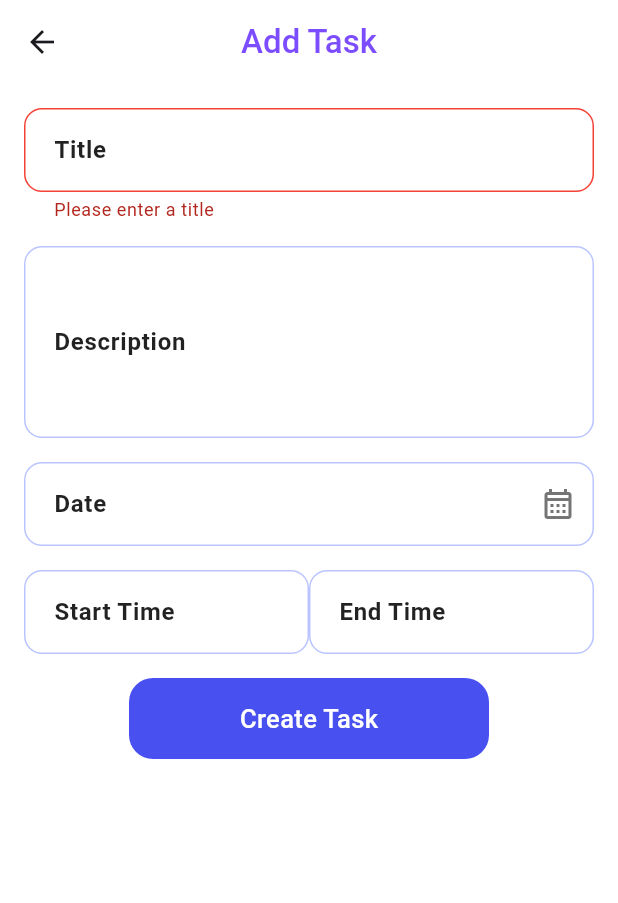
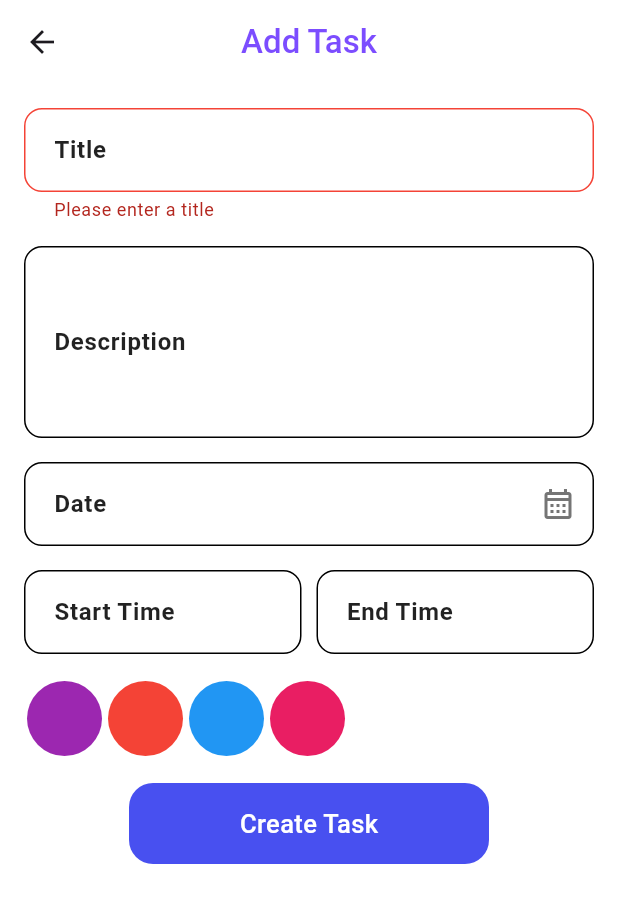
Before and after one commit to Anas3Ezz/taskati, a Flutter app: the AddTaskScreen screen opened directly, after a tap on "Create Task", on a phone screen of 412 x 824 dp. Shown: the top 903 px of the screen. Run offline on Flutter 3.47's test engine with Material 3 defaults, Android fonts, the phone set to English and light mode, and no system bars; our stand-ins replace image_picker, lottie.

```diff
--- a/lib/models/task_models.dart
+++ b/lib/models/task_models.dart
@@ -1,3 +1,5 @@
+import 'dart:ui';
+
 class TaskModel {
   String? title;
   String? discription;
@@ -5,6 +7,7 @@ class TaskModel {
   String? startTime;
   String? endTime;
   String? status;
+  Color color;
   TaskModel({
     required this.title,
     required this.discription,
@@ -12,6 +15,7 @@ class TaskModel {
     required this.startTime,
     required this.endTime,
     required this.status,
+    required this.color,
   });
 }
 
--- a/lib/screens/add_task_screen.dart
+++ b/lib/screens/add_task_screen.dart
@@ -1,5 +1,6 @@
 import 'package:flutter/material.dart';
 import 'package:intl/intl.dart';
+import 'package:taskati/models/task_models.dart';
 import 'package:taskati/theme/texts_styles.dart';
 import 'package:taskati/widgets/custom_textform_field.dart';
 import 'package:taskati/widgets/custome_button.dart';
@@ -29,14 +30,31 @@ class _AddTaskScreenState extends State<AddTaskScreen> {
     super.dispose();
   }
 
+  List<MaterialColor> taskColors = [
+    Colors.purple,
+    Colors.red,
+    Colors.blue,
+    Colors.pink,
+  ];
+  int activeColorIndex = -1;
   void _submitForm() {
-    if (_formKey.currentState!.validate()) {}
+    if (_formKey.currentState?.validate() ?? false) {
+      tasks.add(
+        TaskModel(
+          title: _titleController.text,
+          discription: _descriptionController.text,
+          date: _dateController.text,
+          startTime: _startTimeController.text,
+          endTime: _endTimeController.text,
+          status: 'TODO',
+          color: taskColors[activeColorIndex],
+        ),
+      );
+    }
   }
 
   @override
   Widget build(BuildContext context) {
-    final Color primaryPurple = Colors.indigoAccent.shade100;
-
     return Scaffold(
       backgroundColor: Colors.white,
       appBar: AppBar(
@@ -49,7 +67,6 @@ class _AddTaskScreenState extends State<AddTaskScreen> {
         ),
       ),
       body: SafeArea(
-        child: SingleChildScrollView(
         child: Padding(
           padding: const EdgeInsets.all(16.0),
           child: Form(
@@ -61,7 +78,7 @@ class _AddTaskScreenState extends State<AddTaskScreen> {
                   label: "Title",
                   hint: "Enter title",
                   controller: _titleController,
-                    accentColor: primaryPurple,
+                  // accentColor: primaryPurple,
                   validator: (value) {
                     if (value == null || value.isEmpty) {
                       return 'Please enter a title';
@@ -75,7 +92,7 @@ class _AddTaskScreenState extends State<AddTaskScreen> {
                   hint: "Enter description",
                   controller: _descriptionController,
                   maxLines: 4,
-                    accentColor: primaryPurple,
+                  // accentColor: primaryPurple,
                   keyboardType: TextInputType.multiline,
                 ),
                 const SizedBox(height: 16),
@@ -83,7 +100,7 @@ class _AddTaskScreenState extends State<AddTaskScreen> {
                   label: 'Date',
                   hint: '12/26/2025',
                   controller: _dateController,
-                    accentColor: primaryPurple,
+                  // accentColor: primaryPurple,
                   readOnly: true,
                   onTap: () {
                     showDatePicker(
@@ -108,7 +125,7 @@ class _AddTaskScreenState extends State<AddTaskScreen> {
                         label: "Start Time",
                         hint: "3:20 Am",
                         controller: _startTimeController,
-                          accentColor: primaryPurple,
+                        // accentColor: primaryPurple,
                         keyboardType: TextInputType.datetime,
                         onTap: () {
                           showTimePicker(
@@ -116,18 +133,19 @@ class _AddTaskScreenState extends State<AddTaskScreen> {
                             initialTime: TimeOfDay.now(),
                           ).then((value) {
                             _startTimeController.text =
-                                  value?.format(context).toString() ?? '';
+                                value?.format(context).toString() ??
+                                TimeOfDay.now().format(context);
                           });
                         },
                       ),
                     ),
+                    const SizedBox(width: 10),
                     Expanded(
                       child: TaskInputField(
                         readOnly: true,
                         label: "End Time",
                         hint: "12:00 pm",
                         controller: _endTimeController,
-                          accentColor: primaryPurple,
                         keyboardType: TextInputType.datetime,
                         onTap: () {
                           showTimePicker(
@@ -136,12 +154,36 @@ class _AddTaskScreenState extends State<AddTaskScreen> {
                             barrierDismissible: true,
                           ).then((value) {
                             _endTimeController.text =
-                                  value?.format(context).toString() ?? '';
+                                value?.format(context).toString() ??
+                                TimeOfDay.now().format(context);
                           });
                         },
                       ),
                     ),
                   ],
+                ),
+                const SizedBox(height: 16),
+                Row(
+                  children: List.generate(
+                    taskColors.length,
+                    (index) => InkWell(
+                      onTap: () {
+                        setState(() {
+                          activeColorIndex = index;
+                        });
+                      },
+                      child: Padding(
+                        padding: const EdgeInsets.all(2.0),
+                        child: CircleAvatar(
+                          backgroundColor: taskColors[index],
+                          radius: 25,
+                          child: activeColorIndex == index
+                              ? const Icon(Icons.check, color: Colors.white)
+                              : null,
+                        ),
+                      ),
+                    ),
+                  ),
                 ),
                 const SizedBox(height: 16),
                 CustomButton(text: "Create Task", onTap: _submitForm),
@@ -150,7 +192,6 @@ class _AddTaskScreenState extends State<AddTaskScreen> {
           ),
         ),
       ),
-      ),
     );
   }
 }
--- a/lib/widgets/custom_textform_field.dart
+++ b/lib/widgets/custom_textform_field.dart
@@ -4,7 +4,7 @@ class TaskInputField extends StatelessWidget {
   final String label;
   final String hint;
   final TextEditingController controller;
-  final Color accentColor;
+  final Color? accentColor;
   final int maxLines;
   final bool readOnly;
   final IconData? suffixIcon;
@@ -17,7 +17,7 @@ class TaskInputField extends StatelessWidget {
     required this.label,
     required this.hint,
     required this.controller,
-    required this.accentColor,
+    this.accentColor,
     this.maxLines = 1,
     this.readOnly = false,
     this.suffixIcon,
@@ -30,7 +30,7 @@ class TaskInputField extends StatelessWidget {
   Widget build(BuildContext context) {
     final OutlineInputBorder borderStyle = OutlineInputBorder(
       borderRadius: BorderRadius.circular(12.0),
-      borderSide: BorderSide(color: accentColor, width: 1.5),
+      borderSide: const BorderSide(width: 1.5),
     );
 
     return Column(
@@ -64,13 +64,13 @@ class TaskInputField extends StatelessWidget {
 
             // Border states
             enabledBorder: borderStyle.copyWith(
-              borderSide: BorderSide(
-                color: accentColor.withValues(alpha: 0.6),
+              borderSide: const BorderSide(
+                // color: accentColor.withValues(alpha: 0.6),
                 width: 1,
               ),
             ),
             focusedBorder: borderStyle.copyWith(
-              borderSide: BorderSide(color: accentColor, width: 2),
+              // borderSide: BorderSide(color: accentColor, width: 2),
             ),
             errorBorder: borderStyle.copyWith(
               borderSide: const BorderSide(color: Colors.red, width: 1),
```
Lines whose indentation alone changed are shown as unchanged.
